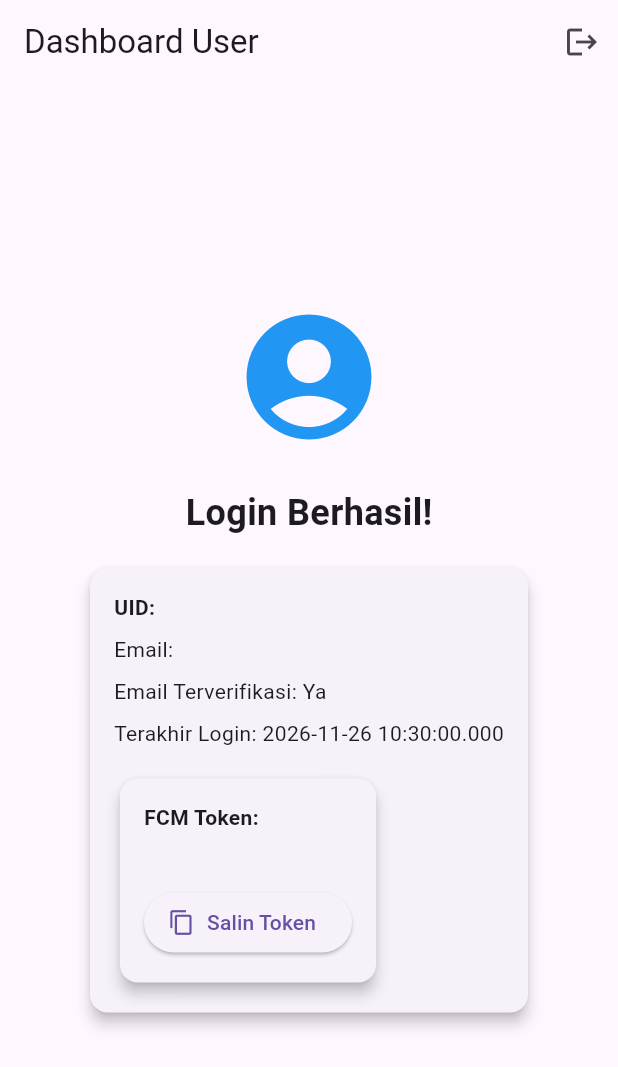
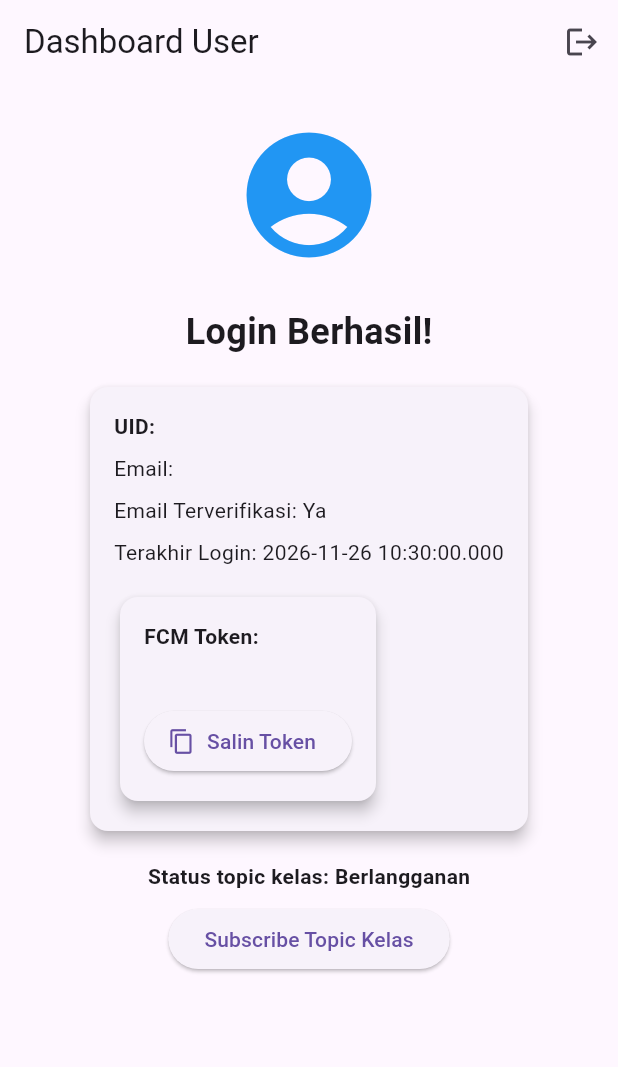
Before and after one commit to Rafreaks06/mobile8, a Flutter app: the screen it shows once a user with an empty profile is signed in, on a phone screen of 412 x 824 dp. Shown: the top 1067 px of the screen. Run offline on Flutter 3.47's test engine with Material 3 defaults, Android fonts, the phone set to English and light mode, and no system bars; our stand-ins replace firebase_auth, firebase_core, firebase_messaging, flutter_local_notifications; accounts and stored records are empty.

Commit message:
tugas 4a: tambah tombol subscribe topic kelas

```diff
--- a/lib/screens/user_info_screen.dart
+++ b/lib/screens/user_info_screen.dart
@@ -1,14 +1,29 @@
 import 'package:firebase_auth/firebase_auth.dart';
+import 'package:firebase_messaging/firebase_messaging.dart';
 import 'package:flutter/material.dart';
 import 'package:mobile8/fcm_token_card.dart';
 
-class UserInfoScreen extends StatelessWidget {
+class UserInfoScreen extends StatefulWidget {
   final User user;
 
   const UserInfoScreen({Key? key, required this.user}) : super(key: key);
 
+  @override
+  State<UserInfoScreen> createState() => _UserInfoScreenState();
+}
+
+class _UserInfoScreenState extends State<UserInfoScreen> {
+  bool _isSubscribed = true; // aplikasi sudah auto-subscribe topic 'kelas' saat start
+
   Future<void> _logout() async {
     await FirebaseAuth.instance.signOut();
+  }
+
+  Future<void> _subscribe() async {
+    await FirebaseMessaging.instance.subscribeToTopic('kelas');
+    setState(() {
+      _isSubscribed = true;
+    });
   }
 
   @override
@@ -24,7 +39,8 @@ class UserInfoScreen extends StatelessWidget {
           ),
         ],
       ),
-      body: Center(
+      body: SingleChildScrollView(
+        child: Center(
           child: Padding(
             padding: const EdgeInsets.all(24.0),
             child: Column(
@@ -45,21 +61,32 @@ class UserInfoScreen extends StatelessWidget {
                     child: Column(
                       crossAxisAlignment: CrossAxisAlignment.start,
                       children: [
-                      Text('UID: ${user.uid}',
+                        Text('UID: ${widget.user.uid}',
                             style: const TextStyle(fontWeight: FontWeight.bold)),
                         const SizedBox(height: 8),
-                      Text('Email: ${user.email ?? "Tidak ada email"}'),
+                        Text('Email: ${widget.user.email ?? "Tidak ada email"}'),
                         const SizedBox(height: 8),
-                      Text('Email Terverifikasi: ${user.emailVerified ? "Ya" : "Tidak"}'),
+                        Text('Email Terverifikasi: ${widget.user.emailVerified ? "Ya" : "Tidak"}'),
                         const SizedBox(height: 8),
-                      Text('Terakhir Login: ${user.metadata.lastSignInTime.toString()}'),
+                        Text('Terakhir Login: ${widget.user.metadata.lastSignInTime.toString()}'),
                         const SizedBox(height: 16),
                         const FcmTokenCard(), // Menampilkan FCM Token
                       ],
                     ),
                   ),
                 ),
+                const SizedBox(height: 16),
+                Text(
+                  'Status topic kelas: ${_isSubscribed ? 'Berlangganan' : 'Berhenti berlangganan'}',
+                  style: const TextStyle(fontWeight: FontWeight.bold),
+                ),
+                const SizedBox(height: 8),
+                ElevatedButton(
+                  onPressed: _subscribe,
+                  child: const Text('Subscribe Topic Kelas'),
+                ),
               ],
+            ),
           ),
         ),
       ),
```
Lines whose indentation alone changed are shown as unchanged.
